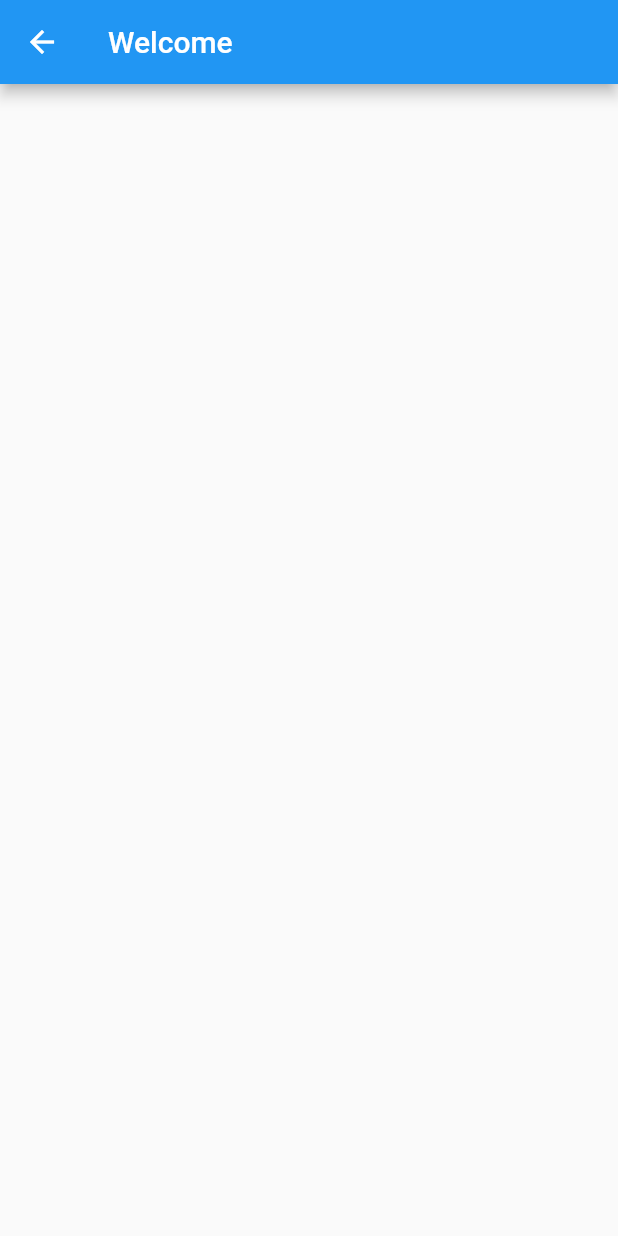
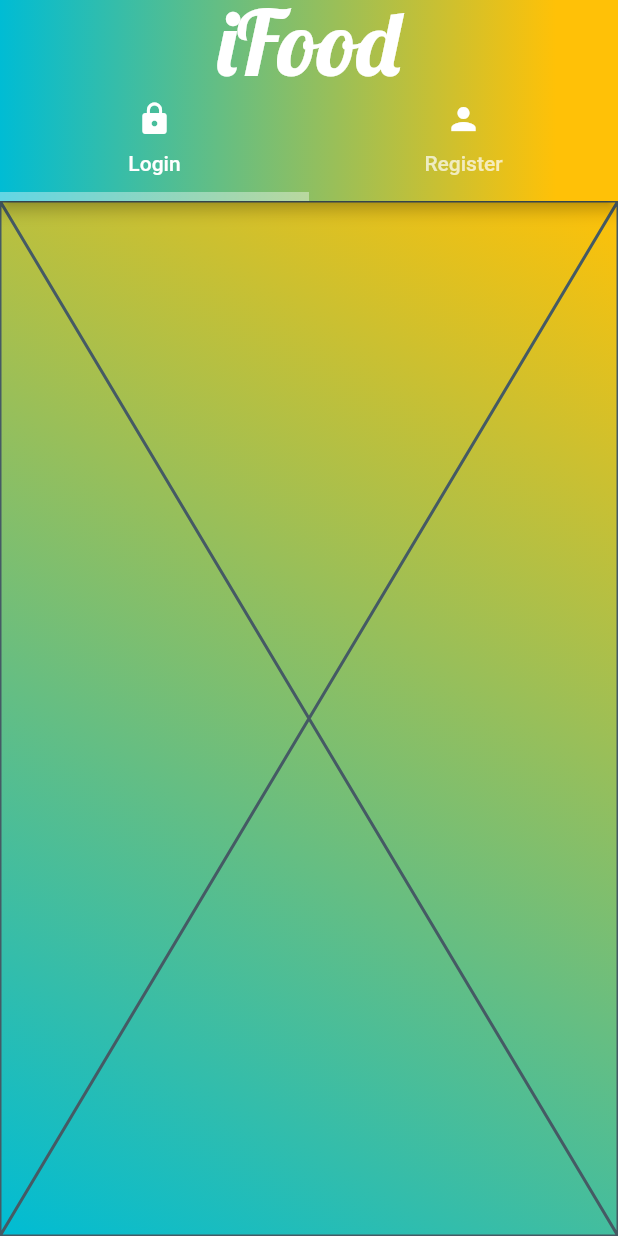
Before and after one commit to Alen87/Sellers-App, a Flutter app: the AuthScreen screen opened directly, on a phone screen of 412 x 824 dp. Run offline on Flutter 3.47's test engine with Material 2 defaults, Android fonts, the phone set to English and light mode, and no system bars.

Commit message:
Tab Bar View for Login and SignUp

```diff
--- a/lib/authentication/auth_screen.dart
+++ b/lib/authentication/auth_screen.dart
@@ -1,4 +1,6 @@
 import 'package:flutter/material.dart';
+import 'package:sellers_app/authentication/login.dart';
+import 'package:sellers_app/authentication/register.dart';
 
 class AuthScreen extends StatefulWidget {
   const AuthScreen({Key? key}) : super(key: key);
@@ -10,9 +12,67 @@ class AuthScreen extends StatefulWidget {
 class _AuthScreenState extends State<AuthScreen> {
   @override
   Widget build(BuildContext context) {
-    return Scaffold(
-      appBar: AppBar(
-        title: const Text('Welcome'),
+    return DefaultTabController(
+      length: 2,
+      child: Scaffold(
+        appBar: AppBar(
+          flexibleSpace: Container(
+            decoration: const BoxDecoration(
+              gradient: LinearGradient(
+                  colors: [
+                    Colors.cyan,
+                    Colors.amber,
+                  ],
+                  begin: FractionalOffset(0.0, 0.0),
+                  end: FractionalOffset(9.0, 0.0),
+                  stops: [0.0, 0.1],
+                  tileMode: TileMode.clamp),
+            ),
+          ),
+          automaticallyImplyLeading: false,
+          title: const Text(
+            'iFood',
+            style: TextStyle(
+                fontSize: 60, color: Colors.white, fontFamily: "Lobster"),
+          ),
+          centerTitle: true,
+          bottom: const TabBar(
+            tabs: [
+              Tab(
+                icon: Icon(
+                  Icons.lock,
+                  color: Colors.white,
+                ),
+                text: "Login",
+              ),
+              Tab(
+                icon: Icon(
+                  Icons.person,
+                  color: Colors.white,
+                ),
+                text: "Register",
+              ),
+            ],
+            indicatorColor: Colors.white38,
+            indicatorWeight: 6,
+          ),
+        ),
+        body: Container(
+          decoration: const BoxDecoration(
+            gradient: LinearGradient(
+              begin: Alignment.topRight,
+              end: Alignment.bottomLeft,
+              colors: [
+                Colors.amber,
+                Colors.cyan,
+              ],
+            ),
+          ),
+          child: const TabBarView(children: [
+            LoginScreen(),
+            RegisterScreen(),
+          ]),
+        ),
       ),
     );
   }
--- /dev/null
+++ b/lib/authentication/login.dart
@@ -0,0 +1,16 @@
+import 'package:flutter/material.dart';
+
+
+class LoginScreen extends StatefulWidget {
+  const LoginScreen({Key? key}) : super(key: key);
+
+  @override
+  State<LoginScreen> createState() => _LoginScreenState();
+}
+
+class _LoginScreenState extends State<LoginScreen> {
+  @override
+  Widget build(BuildContext context) {
+    return const Placeholder();
+  }
+}
--- /dev/null
+++ b/lib/authentication/register.dart
@@ -0,0 +1,15 @@
+import 'package:flutter/material.dart';
+
+class RegisterScreen extends StatefulWidget {
+  const RegisterScreen({Key? key}) : super(key: key);
+
+  @override
+  State<RegisterScreen> createState() => _RegisterScreenState();
+}
+
+class _RegisterScreenState extends State<RegisterScreen> {
+  @override
+  Widget build(BuildContext context) {
+    return const Placeholder();
+  }
+}
```
